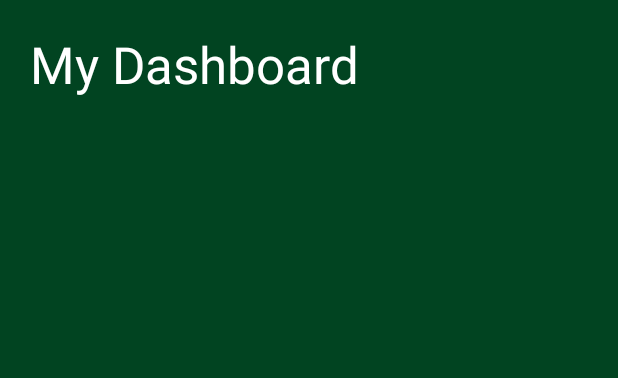
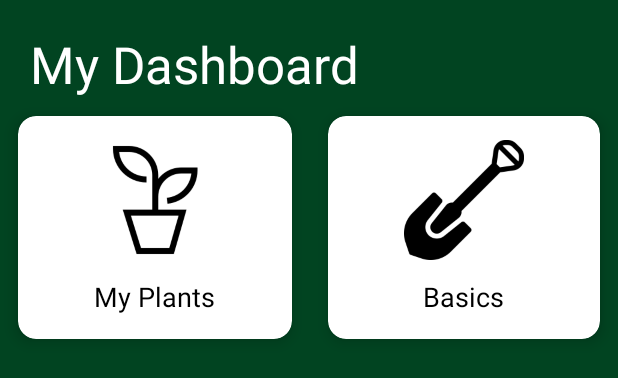
Before and after one commit to tiikachu/CMSC355TeamQ, an Android app: the layout activity_main.xml on its own in the app's theme, with its tools: preview values and no code run, on a phone screen of 412 x 824 dp. Shown: the top 378 px of the screen. Run offline under Robolectric (Android 15) with nearby library versions, the phone set to English and light mode, and no system bars.

Commit message:
icons for user plants and basics

```diff
--- a/app/src/main/res/layout/activity_main.xml
+++ b/app/src/main/res/layout/activity_main.xml
@@ -25,11 +25,86 @@
                 android:textSize="34sp"
                 android:textColor="#FFFFFF"
                 android:layout_width="wrap_content"
-                android:layout_height="wrap_content">
-
-            </TextView>
+                android:layout_height="wrap_content"/>
         </RelativeLayout>
 
+        <GridLayout
+            android:columnCount="2"
+            android:rowCount="3"
+            android:alignmentMode="alignMargins"
+            android:columnOrderPreserved="false"
+            android:layout_width="match_parent"
+            android:layout_height="wrap_content">
+
+            <androidx.cardview.widget.CardView
+                android:layout_width="wrap_content"
+                android:layout_Width="wrap_content"
+                android:layout_columnWeight="1"
+                android:layout_rowWeight="1"
+                app:cardElevation="6dp"
+                app:cardCornerRadius="12dp"
+                android:layout_margin="12dp"
+                >
+
+                <LinearLayout
+                    android:orientation="vertical"
+                    android:padding="16dp"
+                    android:gravity="center"
+                    android:layout_width="match_parent"
+                    android:layout_height="match_parent">
+
+                    <ImageView
+                        android:src="@drawable/plant"
+                        android:layout_width="80dp"
+                        android:layout_height="80dp"/>
+                    <TextView
+                        android:layout_marginTop="12dp"
+                        android:textColor="#000000"
+                        android:textSize="18sp"
+                        android:text="My Plants"
+                        android:layout_width="wrap_content"
+                        android:layout_height="wrap_content"/>
+
+                </LinearLayout>
+
+            </androidx.cardview.widget.CardView>
+
+            <androidx.cardview.widget.CardView
+                android:layout_width="wrap_content"
+                android:layout_Width="wrap_content"
+                android:layout_columnWeight="1"
+                android:layout_rowWeight="1"
+                app:cardElevation="6dp"
+                app:cardCornerRadius="12dp"
+                android:layout_margin="12dp"
+                >
+
+                <LinearLayout
+                    android:orientation="vertical"
+                    android:padding="16dp"
+                    android:gravity="center"
+                    android:layout_width="match_parent"
+                    android:layout_height="match_parent">
+
+                    <ImageView
+                        android:src="@drawable/shovel"
+                        android:layout_width="80dp"
+                        android:layout_height="80dp"/>
+                    <TextView
+                        android:layout_marginTop="12dp"
+                        android:textColor="#000000"
+                        android:textSize="18sp"
+                        android:text="Basics"
+                        android:layout_width="wrap_content"
+                        android:layout_height="wrap_content"/>
+
+                </LinearLayout>
+
+            </androidx.cardview.widget.CardView>
+
+
+        </GridLayout>
 
     </LinearLayout>
+
 </ScrollView>
```
